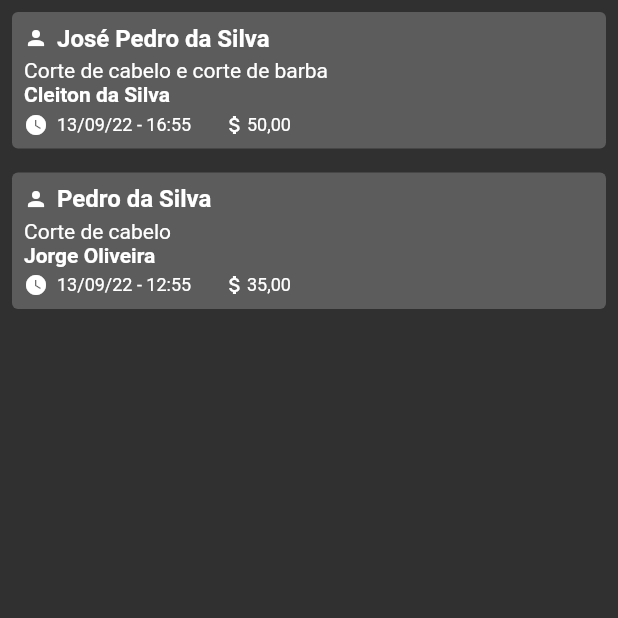
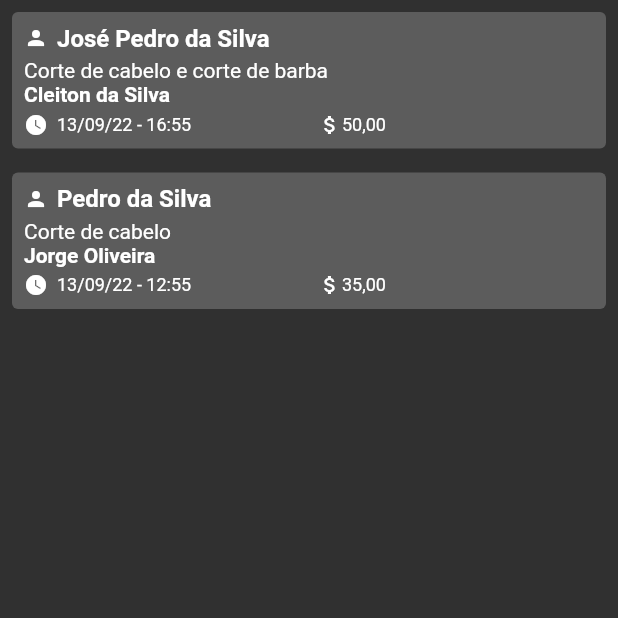
Before and after one commit to lucasvromano/barber_shop_app, a Flutter app: the SchedulesPage screen opened directly, on a phone screen of 412 x 824 dp, the top half of it. Run offline on Flutter 3.47's test engine with Material 2 defaults, Android fonts, the phone set to English and light mode, and no system bars; our stand-ins replace dio, flutter_mobx, mobx; generated files the repository leaves out were written again; network calls fail.

Commit message:
refactor: refactor structure

```diff
--- a/lib/components/organisms/items_list/item_schedule_organism.dart
+++ b/lib/components/organisms/items_list/item_schedule_organism.dart
@@ -62,7 +62,6 @@ class ItemScheduleOrganism extends StatelessWidget {
             child: Row(
               children: [
                 Expanded(
-                  flex: 1,
                   child: IconTextMolecule(
                     title: dateHour,
                     padding: const EdgeInsets.only(right: 6),
@@ -71,7 +70,6 @@ class ItemScheduleOrganism extends StatelessWidget {
                   ),
                 ),
                 Expanded(
-                  flex: 2,
                   child: IconTextMolecule(
                     title: price,
                     padding: const EdgeInsets.only(left: 6),
```
Also changed, not shown: 1 other file.
